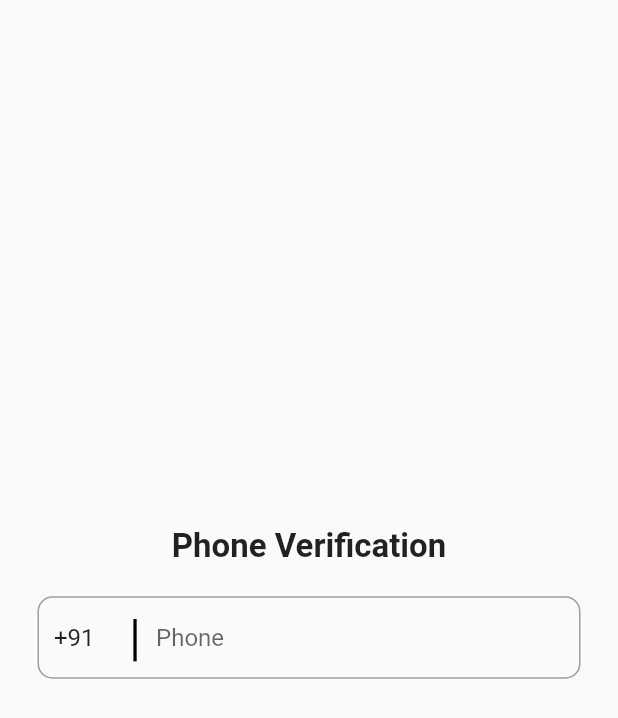
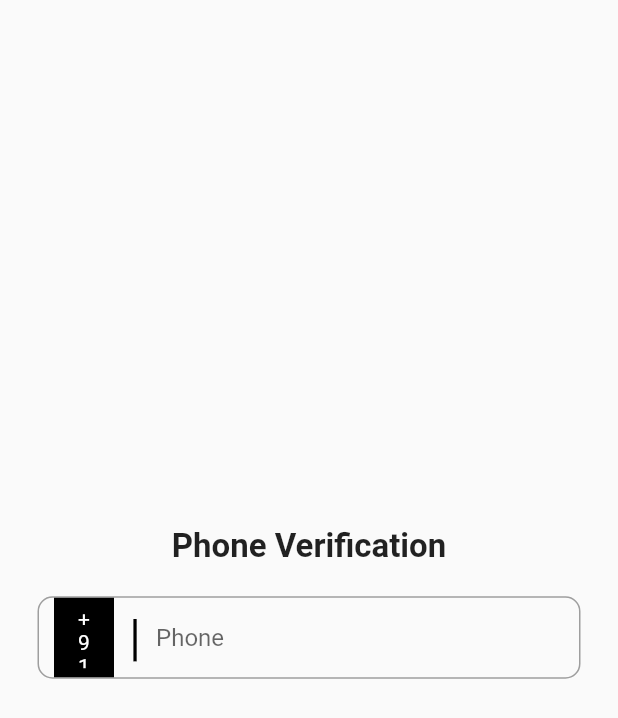
Before and after one commit to Souravcv/e-commerce, a Flutter app: the Myphone screen opened by its route, on a phone screen of 412 x 824 dp. Shown: the top 718 px of the screen. Run offline on Flutter 3.47's test engine with Material 2 defaults, Android fonts, the phone set to English and light mode, and no system bars; our stand-ins replace bloc, country_picker, firebase_auth, firebase_core, flutter_image_slideshow, flutter_rating_bar and 3 more; accounts and stored records are empty; network calls fail.

Commit message:
first commit

```diff
--- /dev/null
+++ b/lib/bloc/countryblock_state.dart
@@ -0,0 +1,6 @@
+part of 'countryblock_bloc.dart';
+
+@immutable
+abstract class CountryblockState {}
+
+class CountryblockInitial extends CountryblockState {}
--- a/lib/main.dart
+++ b/lib/main.dart
@@ -19,6 +19,7 @@ class MyApp extends StatelessWidget {
   @override
   Widget build(BuildContext context) {
     return MaterialApp(
+      debugShowCheckedModeBanner: false,
       title: 'Flutter Demo',
       theme: ThemeData(
         primarySwatch: Colors.blue,
--- a/lib/screens/otp.dart
+++ b/lib/screens/otp.dart
@@ -93,6 +93,7 @@ class _MyOtpState extends State<MyOtp> {
                     onPressed: () {
                       Navigator.push(context,
                           MaterialPageRoute(builder: (context) =>const HomeScreen()));
+                          AndroidSmsAutofillMethod;
                       // HomeScreen();
                       // CartScreen
                     },
--- a/lib/screens/phone.dart
+++ b/lib/screens/phone.dart
@@ -57,10 +57,13 @@ class _MyphoneState extends State<Myphone> {
                       ),
                       SizedBox(
                         width: 40,
-                        child: TextFormField(
-                          controller: countrycode,
-                          keyboardType: TextInputType.phone,
-                          decoration: const InputDecoration(border: InputBorder.none),
+                        child: Container(
+                          padding: const EdgeInsets.symmetric(horizontal: 16,vertical: 6),
+                          decoration:const BoxDecoration(
+                            color: Colors.black,
+
+                          ),
+                          child: Text("+91",style: TextStyle(color: Colors.white),),
                         ),
                       ),
                       const SizedBox(
--- a/lib/screens/signin_screen.dart
+++ b/lib/screens/signin_screen.dart
@@ -69,10 +69,7 @@ class _SigninScreenState extends State<SigninScreen> {
                 signUpOption(),
                 ElevatedButton(onPressed: ()async{
 
-                  await _googleSignin.signIn().then((value) => Navigator.push(
-                          context,
-                          MaterialPageRoute(
-                              builder: (context) =>const HomeScreen())));
+                  await _googleSignin.signIn().then((value) => HomeScreen);
                 },
                  child:const Text("Google"))
               ],
--- a/pubspec.yaml
+++ b/pubspec.yaml
@@ -44,6 +44,8 @@ dependencies:
   line_icons: ^2.0.1
   flutter_image_slideshow: ^0.1.4
   flutter_rating_bar: ^4.0.1
+  country_picker: ^2.0.20
+  flutter_bloc: ^8.1.2
 
 dev_dependencies:
   flutter_test:
```
Also changed, not shown: lib/bloc/countryblock_bloc.dart (added, +14 -0 lines), lib/bloc/countryblock_event.dart (added, +7 -0 lines), lib/screens/countrycode/countrycode_bloc.dart (added, +17 -0 lines), lib/screens/countrycode/countrycode_event.dart (added, +8 -0 lines), lib/screens/countrycode/countrycode_state.dart (added, +12 -0 lines), lib/screens/signup_screen.dart (+20 -6 lines), pubspec.lock.
